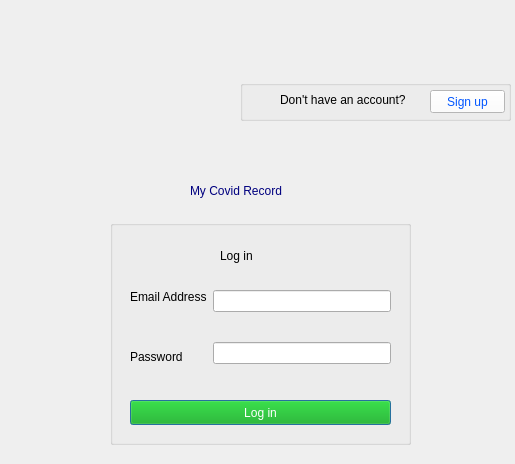
BrooklynRobertson/106.2, file MyCovidRecordsQt/userlogin.ui: the form before one commit.
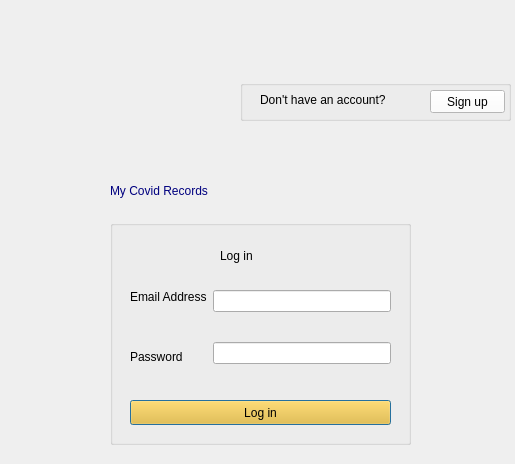
The form after the commit. Icons and pictures are not drawn.

The edit to the form file:
```diff
--- a/MyCovidRecordsQt/userlogin.ui
+++ b/MyCovidRecordsQt/userlogin.ui
@@ -16,9 +16,9 @@
   <widget class="QLabel" name="label">
    <property name="geometry">
     <rect>
-     <x>190</x>
+     <x>110</x>
      <y>170</y>
-     <width>161</width>
+     <width>251</width>
      <height>41</height>
     </rect>
    </property>
@@ -27,7 +27,7 @@
 font: 87 11pt &quot;Arial Black&quot;;</string>
    </property>
    <property name="text">
-    <string>My Covid Record</string>
+    <string>My Covid Records</string>
    </property>
   </widget>
   <widget class="QLabel" name="label_image1">
@@ -66,8 +66,8 @@
     </property>
     <property name="styleSheet">
      <string notr="true">font: 87 9pt &quot;Arial Black&quot;;
-color: rgb(255, 255, 255);
-background-color: rgb(0, 170, 0);</string>
+color: rgb(0, 0, 0);
+background-color: rgb(246, 184, 25);</string>
     </property>
     <property name="text">
      <string>Log in</string>
@@ -171,9 +171,9 @@
    <widget class="QLabel" name="label_4">
     <property name="geometry">
      <rect>
-      <x>40</x>
+      <x>20</x>
       <y>10</y>
-      <width>141</width>
+      <width>161</width>
       <height>20</height>
      </rect>
     </property>
@@ -192,7 +192,7 @@
     </property>
     <property name="styleSheet">
      <string notr="true">background-color: rgb(255, 255, 255);
-color: rgb(0, 85, 255);
+color: rgb(0, 0, 0);
 font: 87 9pt &quot;Arial Black&quot;;</string>
     </property>
     <property name="text">
```
Left out of the diff: 21 changed lines with no effect on the pictures.
